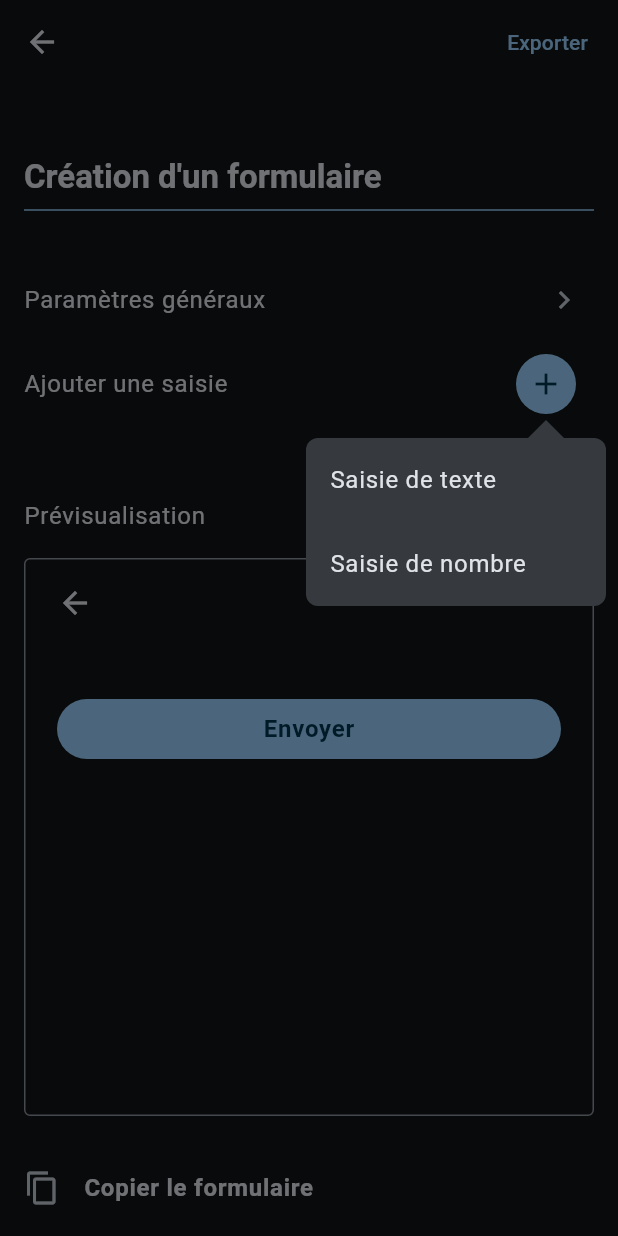
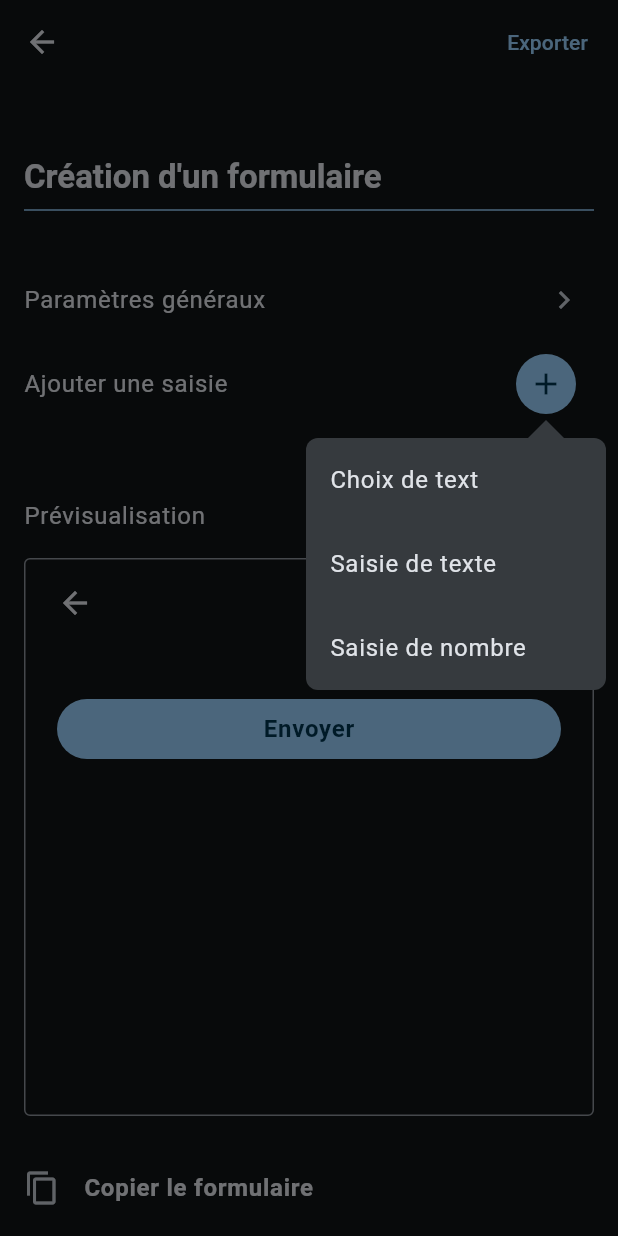
Before and after one commit to Womotaq/wo_form, a Flutter app: the FormCreatorPage widget shown alone on an empty page, opened directly, after a tap on the "add" icon, on a phone screen of 412 x 824 dp. Run offline on Flutter 3.47's test engine with Material 3 defaults, Android fonts, the phone set to English and light mode, and no system bars; our stand-ins replace flutter_bloc, freezed_annotation, popover.

Commit message:
Rework : InputsVisibility

```diff
--- a/lib/example/form_creator/form_creator_page.dart
+++ b/lib/example/form_creator/form_creator_page.dart
@@ -5,6 +5,7 @@ import 'package:flutter/services.dart';
 import 'package:flutter_bloc/flutter_bloc.dart';
 import 'package:wo_form/example/app.dart';
 import 'package:wo_form/example/form_creator/num_input_node.dart';
+import 'package:wo_form/example/form_creator/select_string_input_node.dart';
 import 'package:wo_form/example/form_creator/string_input_node.dart';
 import 'package:wo_form/example/utils/readable_json.dart';
 import 'package:wo_form/wo_form.dart';
@@ -14,6 +15,7 @@ class FormCreatorPage extends StatelessWidget {
 
   @override
   Widget build(BuildContext context) {
+    print(const SelectStringInput(id: 'test', maxCount: 3).toJson());
     final woFormCreator = WoForm(
       initialStatus: const InvalidValuesStatus(),
       canQuit: (context) async => context.read<WoFormStatusCubit>().state
@@ -43,7 +45,7 @@ class FormCreatorPage extends StatelessWidget {
           id: 'uiSettings',
           uiSettings: InputsNodeUiSettings(
             labelText: 'Paramètres généraux',
-            displayMode: InputsNodeDisplayMode.tapToExpand,
+            inputsVisibility: InputsVisibility.whenAsked,
           ),
           inputs: [
             StringInput(
@@ -63,6 +65,10 @@ class FormCreatorPage extends StatelessWidget {
           id: 'inputs',
           exportSettings: const ExportSettings(exportType: ExportType.list),
           templates: [
+            DynamicInputTemplate(
+              labelText: 'Choix de text',
+              input: createSelectStringInputNode(),
+            ),
             DynamicInputTemplate(
               labelText: 'Saisie de texte',
               input: createStringInputNode(),
--- a/lib/example/form_creator/num_input_node.dart
+++ b/lib/example/form_creator/num_input_node.dart
@@ -4,7 +4,7 @@ InputsNode createNumInputNode() => const InputsNode(
       id: 'numInput',
       uiSettings: InputsNodeUiSettings(
         labelText: 'Saisie de nombre',
-        displayMode: InputsNodeDisplayMode.tapToExpand,
+        inputsVisibility: InputsVisibility.whenAsked,
       ),
       inputs: [
         StringInput(
@@ -46,7 +46,7 @@ InputsNode createNumInputNode() => const InputsNode(
           id: 'uiSettings',
           uiSettings: InputsNodeUiSettings(
             labelText: 'Interface',
-            displayMode: InputsNodeDisplayMode.tapToExpand,
+            inputsVisibility: InputsVisibility.whenAsked,
           ),
           inputs: [
             StringInput(
--- /dev/null
+++ b/lib/example/form_creator/select_string_input_node.dart
@@ -0,0 +1,115 @@
+import 'package:flutter/material.dart';
+import 'package:wo_form/wo_form.dart';
+
+InputsNode createSelectStringInputNode() => InputsNode(
+      id: 'selectStringInput',
+      uiSettings: const InputsNodeUiSettings(
+        labelText: 'Choix de texte',
+        inputsVisibility: InputsVisibility.whenAsked,
+      ),
+      inputs: [
+        const StringInput(
+          id: 'id',
+          isRequired: true,
+          uiSettings: StringInputUiSettings(
+            labelText: 'Clef json',
+            autofocus: true,
+          ),
+        ),
+        const NumInput(
+          id: 'maxCount',
+          initialValue: 1,
+          minBound: 1,
+          isRequired: true,
+          uiSettings: NumInputUiSettings(
+            labelText: 'Nombre maximum de réponses',
+          ),
+        ),
+        const NumInput(
+          id: 'minCount',
+          initialValue: 0,
+          isRequired: true,
+          uiSettings: NumInputUiSettings(
+            labelText: 'Nombre minimum de réponses',
+          ),
+        ),
+        InputsNode(
+          id: 'uiSettings',
+          uiSettings: const InputsNodeUiSettings(
+            inputsVisibility: InputsVisibility.always,
+          ),
+          inputs: [
+            InputsNode(
+              id: 'uiSettings-More',
+              exportSettings: const ExportSettings(
+                exportType: ExportType.list,
+              ),
+              uiSettings: const InputsNodeUiSettings(
+                labelText: 'Interface',
+                inputsVisibility: InputsVisibility.whenAsked,
+              ),
+              inputs: [
+                const StringInput(
+                  id: 'helperText',
+                  uiSettings: StringInputUiSettings(
+                    labelText: 'Sous-titre',
+                  ),
+                ),
+                const StringInput(
+                  id: 'hintText',
+                  uiSettings: StringInputUiSettings(
+                    labelText: 'Affichage en cas de valeur nulle',
+                  ),
+                ),
+                SelectInput<InputsVisibility?>(
+                  id: 'inputsVisibility',
+                  availibleValues: InputsVisibility.values,
+                  maxCount: 1,
+                  uiSettings: SelectInputUiSettings(
+                    labelText: 'Visibilité des options',
+                    valueBuilder: (value) => Text(
+                      switch (value) {
+                        null => "Sélectionnez un type d'affichage",
+                        InputsVisibility.whenAsked =>
+                          'Cliquer pour voir les options',
+                        InputsVisibility.always => 'Toujours voir les options',
+                      },
+                    ),
+                  ),
+                ),
+              ],
+            ),
+            const StringInput(
+              id: 'labelText',
+              uiSettings: StringInputUiSettings(
+                labelText: 'Titre',
+              ),
+            ),
+          ],
+        ),
+        const DynamicInputsNode(
+          id: 'availibleValues',
+          exportSettings: ExportSettings(exportType: ExportType.list),
+          templates: [
+            DynamicInputTemplate(
+              input: StringInput(
+                id: '', // will be overwritten
+                isRequired: true,
+                uiSettings: StringInputUiSettings(
+                  labelText: 'Valeur',
+                  autofocus: true,
+                ),
+              ),
+            ),
+          ],
+          uiSettings: DynamicInputsNodeUiSettings(
+            labelText: 'Ajouter une option',
+          ),
+        ),
+      ],
+      exportSettings: const ExportSettings(
+        exportedMetadata: {
+          'runtimeType': 'selectString',
+        },
+      ),
+    );
--- a/lib/example/form_creator/string_input_node.dart
+++ b/lib/example/form_creator/string_input_node.dart
@@ -10,7 +10,7 @@ InputsNode createStringInputNode() => InputsNode(
       id: 'stringInput',
       uiSettings: const InputsNodeUiSettings(
         labelText: 'Saisie de texte',
-        displayMode: InputsNodeDisplayMode.tapToExpand,
+        inputsVisibility: InputsVisibility.whenAsked,
       ),
       inputs: [
         const StringInput(
@@ -40,7 +40,7 @@ InputsNode createStringInputNode() => InputsNode(
           maxCount: 1,
           uiSettings: SelectInputUiSettings(
             labelText: 'Doit correspondre à',
-            displayMode: SelectFieldDisplayMode.chip,
+            inputsVisibility: InputsVisibility.whenAsked,
             valueBuilder: (regex) => Text(
               switch (regex) {
                 null => 'Peu importe',
@@ -73,7 +73,7 @@ InputsNode createStringInputNode() => InputsNode(
           id: 'uiSettings',
           uiSettings: const InputsNodeUiSettings(
             labelText: 'Interface',
-            displayMode: InputsNodeDisplayMode.tapToExpand,
+            inputsVisibility: InputsVisibility.whenAsked,
           ),
           inputs: [
             const StringInput(
@@ -102,7 +102,7 @@ InputsNode createStringInputNode() => InputsNode(
               maxCount: 1,
               uiSettings: SelectInputUiSettings(
                 labelText: 'Action spéciale (à droite)',
-                displayMode: SelectFieldDisplayMode.chip,
+                inputsVisibility: InputsVisibility.whenAsked,
                 valueBuilder: (value) => Text(
                   switch (value) {
                     null => 'Aucune',
@@ -127,7 +127,7 @@ InputsNode createStringInputNode() => InputsNode(
               uiSettings: SelectInputUiSettings(
                 labelText: 'Clavier optimisé pour écrire',
                 helperText: 'Seulement sur mobile.',
-                displayMode: SelectFieldDisplayMode.chip,
+                inputsVisibility: InputsVisibility.whenAsked,
                 valueBuilder: (value) => Text(
                   switch (value?.name) {
                     'text' => 'Du texte à une seule ligne',
@@ -202,7 +202,7 @@ InputsNode createStringInputNode() => InputsNode(
               maxCount: 1,
               uiSettings: SelectInputUiSettings(
                 labelText: "Bouton 'Entrée' (sur mobile)",
-                displayMode: SelectFieldDisplayMode.chip,
+                inputsVisibility: InputsVisibility.whenAsked,
                 valueBuilder: (value) => Text(value?.name ?? 'Défaut'),
               ),
             ),
@@ -213,7 +213,7 @@ InputsNode createStringInputNode() => InputsNode(
               maxCount: 1,
               uiSettings: SelectInputUiSettings(
                 labelText: 'Mettre le clavier en majuscule',
-                displayMode: SelectFieldDisplayMode.chip,
+                inputsVisibility: InputsVisibility.whenAsked,
                 valueBuilder: (value) => Text(
                   switch (value) {
                     null || TextCapitalization.none => 'Jamais',
--- a/lib/example/quiz/quiz_page.dart
+++ b/lib/example/quiz/quiz_page.dart
@@ -58,7 +58,7 @@ class QuizPage extends StatelessWidget {
               availibleValues: ['Bleu', 'Rouge', 'Vert', 'Jaune'],
               uiSettings: SelectInputUiSettings(
                 hintText: 'Sélectionner une réponse',
-                // displayMode: SelectFieldDisplayMode.chip,
+                // inputsVisibility: InputsVisibility.whenAsked,
                 submitFormOnSelect: true,
               ),
             ),
@@ -104,7 +104,7 @@ class QuizPage extends StatelessWidget {
                 'C',
               ],
               uiSettings: SelectInputUiSettings(
-                displayMode: SelectFieldDisplayMode.tile,
+                inputsVisibility: InputsVisibility.always,
                 submitFormOnSelect: true,
                 valueBuilder: (value) => Text(
                   switch (value) {
--- a/lib/src/builder/default_widget/select_field.dart
+++ b/lib/src/builder/default_widget/select_field.dart
@@ -12,10 +12,11 @@ class SelectField<T> extends StatelessWidget {
     final selectedValues = data.value ?? [];
 
     if (data.input.maxCount == 1) {
-      return switch (data.uiSettings.displayMode) {
-        null || SelectFieldDisplayMode.tile => Column(
+      return switch (data.uiSettings.inputsVisibility) {
+        null || InputsVisibility.always => Column(
             crossAxisAlignment: CrossAxisAlignment.start,
             children: [
+              const SizedBox(height: 8),
               Opacity(
                 opacity: data.onValueChanged == null ? 0.3 : 1,
                 child: Builder(
@@ -52,7 +53,7 @@ class SelectField<T> extends StatelessWidget {
               ),
             ],
           ),
-        SelectFieldDisplayMode.chip => Column(
+        InputsVisibility.whenAsked => Column(
             crossAxisAlignment: CrossAxisAlignment.start,
             children: [
               Opacity(
@@ -89,10 +90,11 @@ class SelectField<T> extends StatelessWidget {
           ),
       };
     } else {
-      return switch (data.uiSettings.displayMode) {
-        null || SelectFieldDisplayMode.tile => Column(
+      return switch (data.uiSettings.inputsVisibility) {
+        null || InputsVisibility.always => Column(
             crossAxisAlignment: CrossAxisAlignment.start,
             children: [
+              const SizedBox(height: 8),
               Opacity(
                 opacity: data.onValueChanged == null ? 0.3 : 1,
                 child: Builder(
@@ -118,7 +120,7 @@ class SelectField<T> extends StatelessWidget {
                     value: selectedValues.contains(value),
                     onChanged: data.onValueChanged == null
                         ? null
-                        : (_) => onUniqueChoice(value),
+                        : (_) => onMultipleChoice,
                     title: data.uiSettings.valueBuilder?.call(value) ??
                         Text(value.toString()),
                     subtitle: subtitle,
@@ -128,7 +130,7 @@ class SelectField<T> extends StatelessWidget {
               ),
             ],
           ),
-        SelectFieldDisplayMode.chip => Opacity(
+        InputsVisibility.whenAsked => Opacity(
             opacity: data.onValueChanged == null ? 0.3 : 1,
             child: Column(
               children: [
--- a/lib/src/builder/inputs_node_widget_builder.dart
+++ b/lib/src/builder/inputs_node_widget_builder.dart
@@ -30,9 +30,9 @@ class InputsNodeWidgetBuilder extends StatelessWidget {
     final mergedSettings =
         uiSettings?.merge(node.uiSettings) ?? node.uiSettings;
 
-    switch (mergedSettings.displayMode) {
+    switch (mergedSettings.inputsVisibility) {
       case null:
-      case InputsNodeDisplayMode.expanded:
+      case InputsVisibility.always:
         final fieldData = WoFieldData(
           inputPath: inputPath,
           input: node,
@@ -46,7 +46,7 @@ class InputsNodeWidgetBuilder extends StatelessWidget {
                 WoFormTheme.of(context)?.inputsNodeWidgetBuilder ??
                 InputsNodeWidget.new)
             .call(fieldData);
-      case InputsNodeDisplayMode.tapToExpand:
+      case InputsVisibility.whenAsked:
         final woFormL10n = context.read<WoFormL10n?>();
 
         return BlocSelector<WoFormStatusCubit, WoFormStatus, bool>(
--- a/lib/src/model/ui_settings.dart
+++ b/lib/src/model/ui_settings.dart
@@ -76,7 +76,7 @@ class DynamicInputsNodeUiSettings with _$DynamicInputsNodeUiSettings {
             );
 }
 
-enum InputsNodeDisplayMode { expanded, tapToExpand }
+enum InputsVisibility { always, whenAsked }
 
 // LATER : when submitting a field from an opened page, only submit this page,
 //  and let custom functions be launched at submitting, error, and success.
@@ -92,7 +92,7 @@ class InputsNodeUiSettings with _$InputsNodeUiSettings {
   const factory InputsNodeUiSettings({
     String? labelText,
     String? helperText,
-    InputsNodeDisplayMode? displayMode,
+    InputsVisibility? inputsVisibility,
     @JsonKey(includeToJson: false, includeFromJson: false)
     InputNodeWidgetBuilderDef? widgetBuilder,
     @JsonKey(includeToJson: false, includeFromJson: false)
@@ -114,7 +114,7 @@ class InputsNodeUiSettings with _$InputsNodeUiSettings {
       : InputsNodeUiSettings(
           labelText: labelText ?? other.labelText,
           helperText: helperText ?? other.helperText,
-          displayMode: displayMode ?? other.displayMode,
+          inputsVisibility: inputsVisibility ?? other.inputsVisibility,
           widgetBuilder: widgetBuilder ?? other.widgetBuilder,
           headerBuilder: headerBuilder ?? other.headerBuilder,
           expanderBuilder: expanderBuilder ?? other.expanderBuilder,
@@ -151,8 +151,6 @@ class NumInputUiSettings with _$NumInputUiSettings {
         );
 }
 
-enum SelectFieldDisplayMode { tile, chip }
-
 typedef SelectFieldBuilderDef<T> = Widget Function(
   WoFieldData<SelectInput<T>, List<T>, SelectInputUiSettings<T>> data,
 );
@@ -169,7 +167,7 @@ class SelectInputUiSettings<T> with _$SelectInputUiSettings<T> {
     String? labelText,
     String? helperText,
     String? hintText,
-    SelectFieldDisplayMode? displayMode,
+    InputsVisibility? inputsVisibility,
     @JsonKey(includeFromJson: false, includeToJson: false)
     Widget Function(T?)? valueBuilder,
     @JsonKey(includeFromJson: false, includeToJson: false)
@@ -197,7 +195,7 @@ class SelectInputUiSettings<T> with _$SelectInputUiSettings<T> {
               labelText: labelText ?? other.labelText,
               helperText: helperText ?? other.helperText,
               hintText: hintText ?? other.hintText,
-              displayMode: displayMode ?? other.displayMode,
+              inputsVisibility: inputsVisibility ?? other.inputsVisibility,
               valueBuilder: valueBuilder ?? other.valueBuilder,
               helpValueBuilder: helpValueBuilder ?? other.helpValueBuilder,
               searcher: searcher ?? other.searcher,
--- a/lib/src/model/wo_form_input.dart
+++ b/lib/src/model/wo_form_input.dart
@@ -105,9 +105,9 @@ sealed class WoFormInput
   const factory WoFormInput.selectString({
     required String id,
     required int? maxCount,
+    @Default(0) int minCount,
     @Default([]) List<String> initialValue,
     @Default([]) List<String> availibleValues,
-    @Default(0) int minCount,
     @JsonKey(includeToJson: false, includeFromJson: false)
     WoFormInputError? Function(List<String> selectedValues)? getCustomError,
     @Default(SelectInputUiSettings<String>())
```
Also changed, not shown: lib/src/model/ui_settings.freezed.dart, lib/src/model/ui_settings.g.dart, lib/src/model/wo_form_input.freezed.dart, lib/src/model/wo_form_input.g.dart.
